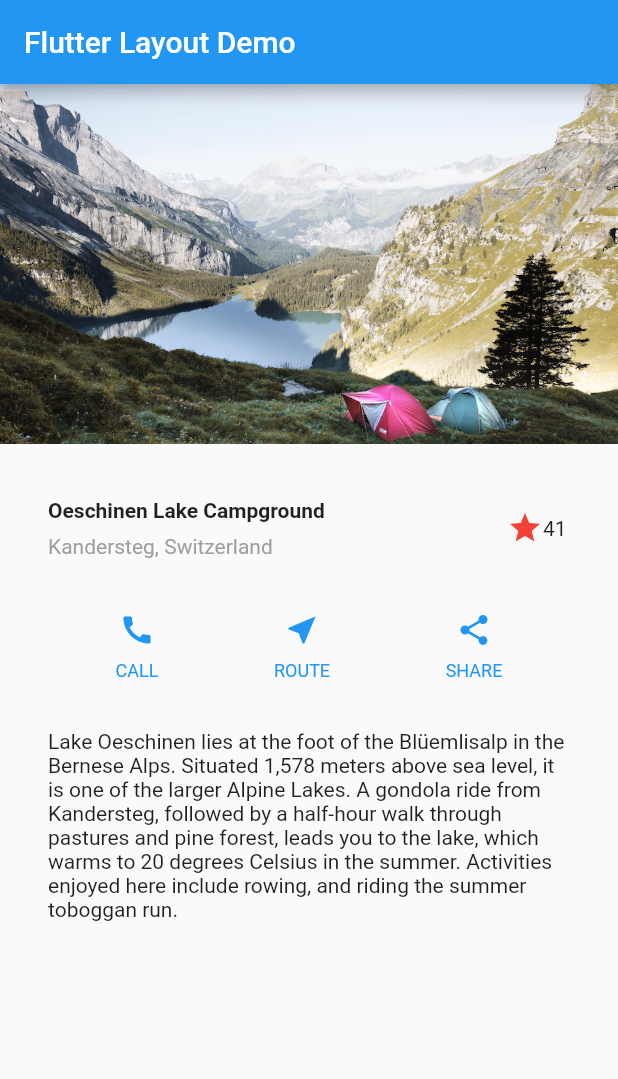
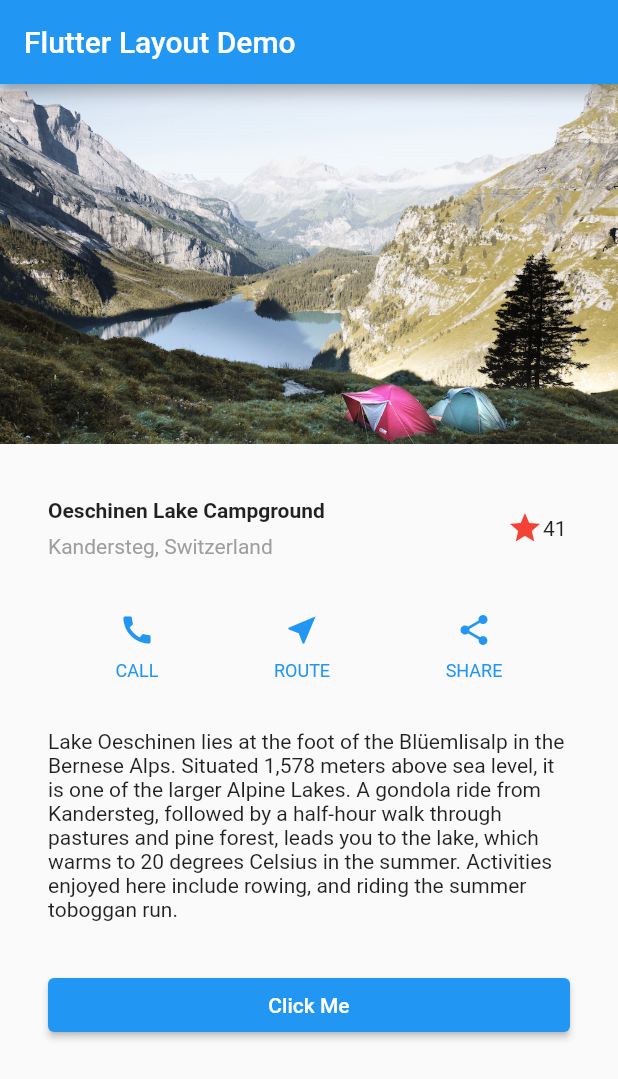
Before and after one commit to osaetinevbuoma/flutter-demo, a Flutter app: the screen it shows after launch, on a phone screen of 412 x 824 dp. Shown: the top 1079 px of the screen. Run offline on Flutter 3.47's test engine with Material 2 defaults, Android fonts, the phone set to English and light mode, and no system bars.

```diff
--- /dev/null
+++ b/lib/button.dart
@@ -0,0 +1,25 @@
+import 'package:flutter/material.dart';
+
+import 'details.dart';
+
+class Button extends StatelessWidget {
+  const Button({Key? key}) : super(key: key);
+
+  @override
+  Widget build(BuildContext context) {
+    return Container(
+      padding: EdgeInsets.only(left: 32, right: 32),
+      child: ElevatedButton(
+        child: Text('Click Me'),
+        onPressed: () {
+          Navigator.push(
+              context,
+              MaterialPageRoute(
+                  builder: (context) => Details(
+                        info: 'Information',
+                      )));
+        },
+      ),
+    );
+  }
+}
--- a/lib/main.dart
+++ b/lib/main.dart
@@ -1,4 +1,5 @@
 import 'package:flutter/material.dart';
+import 'package:flutter_layout/button.dart';
 import 'package:flutter_layout/favorite.dart';
 
 void main() => runApp(MyApp());
@@ -49,6 +50,7 @@ class MyApp extends StatelessWidget {
             titleSection(),
             buttonSection,
             textSection,
+            Button(),
           ],
         ),
       ),
```
Also changed, not shown: lib/details.dart (added, +27 -0 lines).
